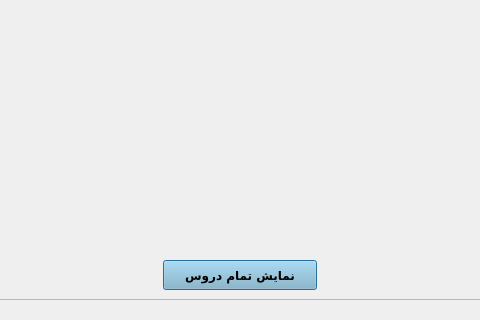
Above: lessondialog.ui from AliRn76/Student-Portal before the change; both pictures show x 360 to 840 and y 330 to 650 of the 1200 by 650 pixel window. Below: the same form after it.
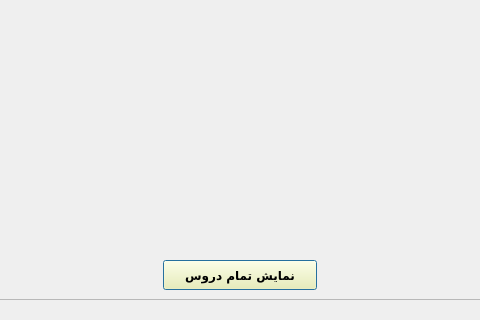
That is the form after the change. The open tabs and pages were chosen to show the change.

What changed in the file:
```diff
--- a/lessondialog.ui
+++ b/lessondialog.ui
@@ -446,7 +446,7 @@
                </font>
               </property>
               <property name="styleSheet">
-               <string notr="true">background-color:rgb(136, 182, 204)</string>
+               <string notr="true">background-color: rgb(255, 248, 165)</string>
               </property>
               <property name="text">
                <string>نمایش تمام دروس</string>
```
Left out of the diff: 6 changed lines with no effect on the pictures.
